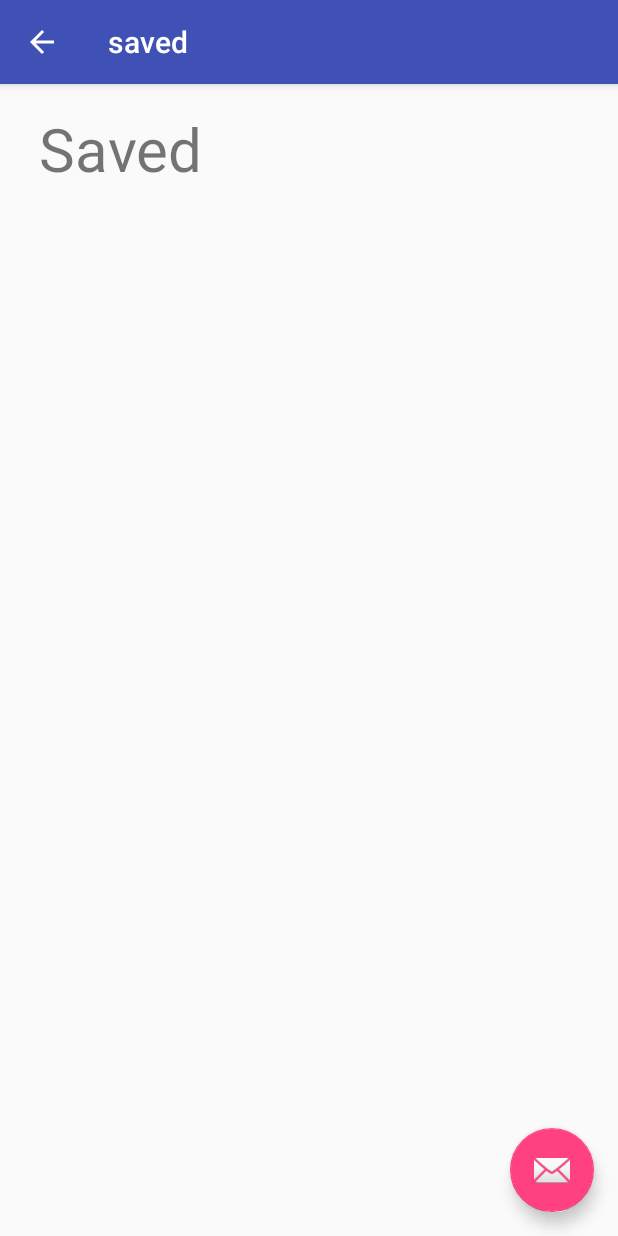
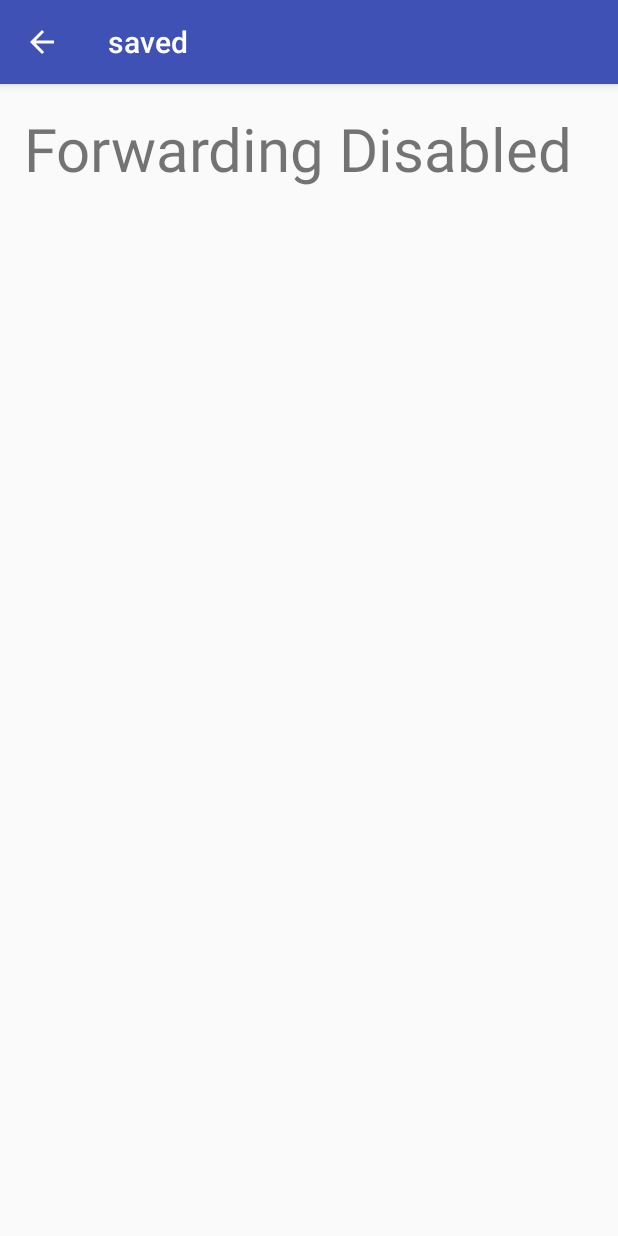
Before and after one commit to fwso/android_sms_forwarder, an Android app: the screen it shows after launch (SavedActivity), after a tap on "SAVE", on a phone screen of 412 x 824 dp. Run offline under Robolectric (Android 15) with nearby library versions, the phone set to English and light mode, and no system bars; 1 other tap on this screen came first.

```diff
--- a/app/src/main/java/cn/fwso/smsfw/SavedActivity.java
+++ b/app/src/main/java/cn/fwso/smsfw/SavedActivity.java
@@ -19,19 +19,15 @@ public class SavedActivity extends AppCompatActivity {
         Toolbar toolbar = (Toolbar) findViewById(R.id.toolbar);
         setSupportActionBar(toolbar);
 
-        FloatingActionButton fab = (FloatingActionButton) findViewById(R.id.fab);
-        fab.setOnClickListener(new View.OnClickListener() {
-            @Override
-            public void onClick(View view) {
-                Snackbar.make(view, "Replace with your own action", Snackbar.LENGTH_LONG)
-                        .setAction("Action", null).show();
-            }
-        });
         getSupportActionBar().setDisplayHomeAsUpEnabled(true);
 
         Intent intent = getIntent();
 
         String message = intent.getStringExtra(SettingActivity.EXTRA_MESSAGE);
+
+        if (message.length() < 1) {
+            message = "Forwarding Disabled";
+        }
 
         TextView textView = new TextView(this);
         textView.setTextSize(40);
--- a/app/src/main/java/cn/fwso/smsfw/SettingActivity.java
+++ b/app/src/main/java/cn/fwso/smsfw/SettingActivity.java
@@ -7,13 +7,13 @@ import android.support.design.widget.FloatingActionButton;
 import android.support.design.widget.Snackbar;
 import android.support.v7.app.AppCompatActivity;
 import android.support.v7.widget.Toolbar;
+import android.util.Log;
 import android.view.View;
 import android.widget.EditText;
 
 public class SettingActivity extends AppCompatActivity {
 
     public final static String EXTRA_MESSAGE = "cn.fwso.hello2.MESSAGE";
-    public final static String KEY_PHONE_NUMBER = "cn.fwso.hello2.KEY_PHONE_NUMBER";
 
     private EditText editPhone;
     @Override
@@ -23,58 +23,28 @@ public class SettingActivity extends AppCompatActivity {
         Toolbar toolbar = (Toolbar) findViewById(R.id.toolbar);
         setSupportActionBar(toolbar);
 
-        FloatingActionButton fab = (FloatingActionButton) findViewById(R.id.fab);
-        fab.setOnClickListener(new View.OnClickListener() {
-            @Override
-            public void onClick(View view) {
-                Snackbar.make(view, "Replace with your own action", Snackbar.LENGTH_LONG)
-                        .setAction("Action", null).show();
-            }
-        });
-
         editPhone = (EditText) findViewById(R.id.edit_phone);
         editPhone.setText(getCurrentPhone());
     }
 
-    //@Override
-    //public boolean onCreateOptionsMenu(Menu menu) {
-    //    // Inflate the menu; this adds items to the action bar if it is present.
-    //    getMenuInflater().inflate(R.menu.menu_my, menu);
-    //    return true;
-    //}
-
-    //@Override
-    //public boolean onOptionsItemSelected(MenuItem item) {
-        // Handle action bar item clicks here. The action bar will
-        // automatically handle clicks on the Home/Up button, so long
-        // as you specify a parent activity in AndroidManifest.xml.
-    //    int id = item.getItemId();
-
-    //    //noinspection SimplifiableIfStatement
-    //    if (id == R.id.action_settings) {
-    //        return true;
-    //    }
-
-    //    return super.onOptionsItemSelected(item);
-    //}
-
     public void savePhoneNumber(View view) {
         Intent intent = new Intent(this, SavedActivity.class);
         //EditText editPhone = (EditText) findViewById(R.id.edit_phone);
-        String message = editPhone.getText().toString();
+        String message = editPhone.getText().toString().trim();
 
         SharedPreferences pref = getSharedPreferences(getString(R.string.preference_file_key), MODE_PRIVATE);
         SharedPreferences.Editor editor = pref.edit();
-        editor.putString(KEY_PHONE_NUMBER, message);
+        editor.putString(getString(R.string.preference_key_phone_number), message);
         editor.commit();
+        Log.d("SMSFWD", "Setting Saved: " + message);
 
-        intent.putExtra(EXTRA_MESSAGE, message + " Saved");
+        intent.putExtra(EXTRA_MESSAGE, message);
         startActivity(intent);
     }
 
     private String getCurrentPhone() {
         SharedPreferences pref = getSharedPreferences(getString(R.string.preference_file_key), MODE_PRIVATE);
-        String phone = pref.getString(KEY_PHONE_NUMBER, null);
+        String phone = pref.getString(getString(R.string.preference_key_phone_number), null);
         if (phone != null) {
             return phone;
         }
--- a/app/src/main/res/layout/activity_display_message.xml
+++ b/app/src/main/res/layout/activity_display_message.xml
@@ -23,12 +23,6 @@
 
     <include layout="@layout/content_display_message" />
 
-    <android.support.design.widget.FloatingActionButton
-        android:id="@+id/fab"
-        android:layout_width="wrap_content"
-        android:layout_height="wrap_content"
-        android:layout_gravity="bottom|end"
-        android:layout_margin="@dimen/fab_margin"
-        android:src="@android:drawable/ic_dialog_email" />
+
 
 </android.support.design.widget.CoordinatorLayout>
--- a/app/src/main/res/values/strings.xml
+++ b/app/src/main/res/values/strings.xml
@@ -6,4 +6,5 @@
     <string name="action_settings">Settings</string>
     <string name="title_activity_display_message">saved</string>
     <string name="preference_file_key">sms_forwarder_perf.data</string>
+    <string name="preference_key_phone_number">cn.fwso.hello2.KEY_PHONE_NUMBER</string>
 </resources>
```
Also changed, not shown: app/src/main/AndroidManifest.xml (+12 -0 lines), app/src/main/java/cn/fwso/smsfw/SMSReceiver.java (added, +69 -0 lines), app/src/main/res/layout/activity_my.xml (+0 -8 lines).
